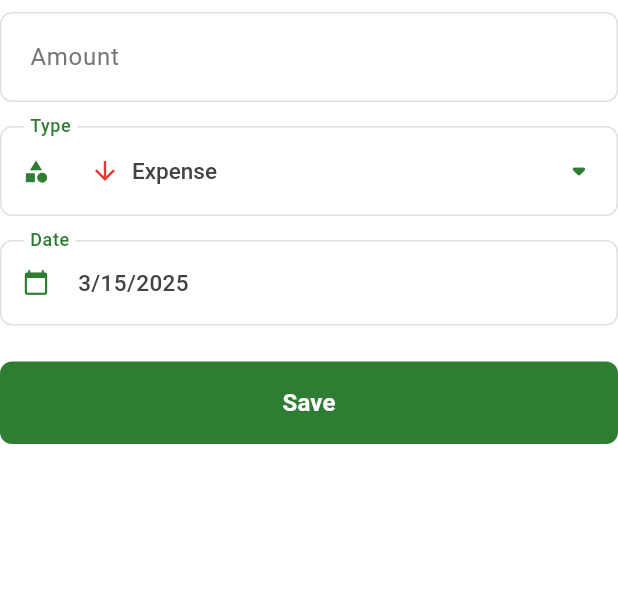
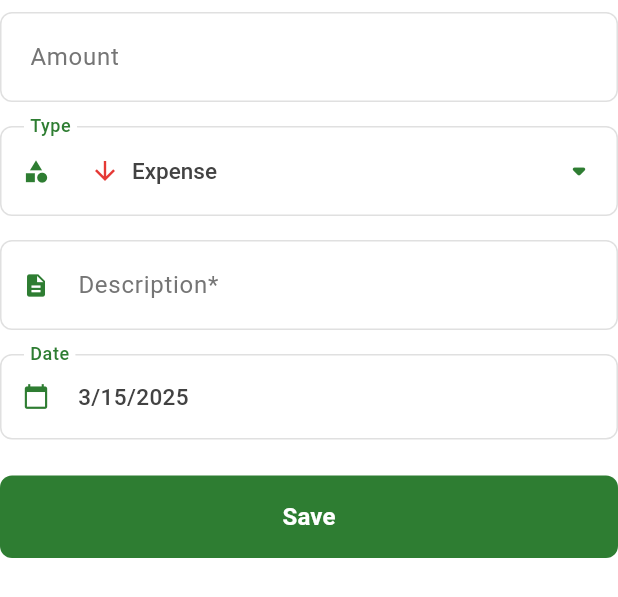
Before and after one commit to tranconguet/monie, a Flutter app: the TransactionForm widget shown alone on an empty page, opened directly, on a phone screen of 412 x 824 dp. Shown: the top 597 px of the screen. Run offline on Flutter 3.47's test engine with Material 2 defaults, Android fonts, the phone set to English and light mode, and no system bars; our stand-ins replace dartz, dio, equatable, flutter_bloc, freezed_annotation, get_it and 4 more; accounts and stored records are empty.

Commit message:
Add description for transaction

```diff
--- a/lib/core/l10n/app_en.arb
+++ b/lib/core/l10n/app_en.arb
@@ -45,5 +45,6 @@
   "invalidAmount": "Invalid amount",
   "invalidDate": "Invalid date",
   "required": "Required",
-  "loadingTransactions": "Loading transactions..."
+  "loadingTransactions": "Loading transactions...",
+  "descriptionHint": "Enter transaction details"
 }
--- a/lib/core/l10n/app_localizations.dart
+++ b/lib/core/l10n/app_localizations.dart
@@ -374,6 +374,12 @@ abstract class AppLocalizations {
   /// In en, this message translates to:
   /// **'Loading transactions...'**
   String get loadingTransactions;
+
+  /// No description provided for @descriptionHint.
+  ///
+  /// In en, this message translates to:
+  /// **'Enter transaction details'**
+  String get descriptionHint;
 }
 
 class _AppLocalizationsDelegate extends LocalizationsDelegate<AppLocalizations> {
--- a/lib/core/l10n/app_localizations_en.dart
+++ b/lib/core/l10n/app_localizations_en.dart
@@ -144,4 +144,7 @@ class AppLocalizationsEn extends AppLocalizations {
 
   @override
   String get loadingTransactions => 'Loading transactions...';
+
+  @override
+  String get descriptionHint => 'Enter transaction details';
 }
--- a/lib/core/l10n/app_localizations_vi.dart
+++ b/lib/core/l10n/app_localizations_vi.dart
@@ -144,4 +144,7 @@ class AppLocalizationsVi extends AppLocalizations {
 
   @override
   String get loadingTransactions => 'Đang tải giao dịch...';
+
+  @override
+  String get descriptionHint => 'Nhập chi tiết giao dịch';
 }
--- a/lib/core/l10n/app_vi.arb
+++ b/lib/core/l10n/app_vi.arb
@@ -45,5 +45,6 @@
   "invalidAmount": "Số tiền không hợp lệ",
   "invalidDate": "Ngày không hợp lệ",
   "required": "Bắt buộc",
-  "loadingTransactions": "Đang tải giao dịch..."
+  "loadingTransactions": "Đang tải giao dịch...",
+  "descriptionHint": "Nhập chi tiết giao dịch"
 }
--- a/lib/features/transaction/data/models/transaction_model.dart
+++ b/lib/features/transaction/data/models/transaction_model.dart
@@ -26,7 +26,7 @@ class TransactionModel extends HiveObject {
   final String? category;
 
   @HiveField(6)
-  final String? note;
+  final String description;
 
   @HiveField(7)
   final DateTime createdAt;
@@ -38,7 +38,7 @@ class TransactionModel extends HiveObject {
     required this.date,
     required this.type,
     this.category,
-    this.note,
+    required this.description,
     required this.createdAt,
   });
 
@@ -49,7 +49,7 @@ class TransactionModel extends HiveObject {
     date: DateTime.parse(json['date'] as String),
     type: TransactionType.values[json['type'] as int],
     category: json['category'] as String?,
-    note: json['note'] as String?,
+    description: json['description'] as String,
     createdAt: DateTime.parse(json['createdAt'] as String),
   );
 
@@ -60,7 +60,7 @@ class TransactionModel extends HiveObject {
     'date': date.toIso8601String(),
     'type': type.index,
     'category': category,
-    'note': note,
+    'description': description,
     'createdAt': createdAt.toIso8601String(),
   };
 
@@ -72,7 +72,7 @@ class TransactionModel extends HiveObject {
       date: transaction.date,
       type: transaction.type,
       category: transaction.category,
-      note: transaction.note,
+      description: transaction.description,
       createdAt: transaction.createdAt,
     );
   }
@@ -85,11 +85,11 @@ class TransactionModel extends HiveObject {
       date: date,
       type: type,
       category: category,
-      note: note,
+      description: description,
       createdAt: createdAt,
     );
   }
 
   @override
-  List<Object?> get props => [id, title, amount, date, type, category, note, createdAt];
+  List<Object?> get props => [id, title, amount, date, type, category, description, createdAt];
 }
--- a/lib/features/transaction/domain/entities/transaction.dart
+++ b/lib/features/transaction/domain/entities/transaction.dart
@@ -8,7 +8,7 @@ class Transaction extends Equatable {
   final DateTime date;
   final TransactionType type;
   final String? category;
-  final String? note;
+  final String description;
   final DateTime createdAt;
 
   const Transaction({
@@ -18,10 +18,10 @@ class Transaction extends Equatable {
     required this.date,
     required this.type,
     this.category,
-    this.note,
+    required this.description,
     required this.createdAt,
   });
 
   @override
-  List<Object?> get props => [id, title, amount, date, type, category, note, createdAt];
+  List<Object?> get props => [id, title, amount, date, type, category, description, createdAt];
 }
--- a/lib/features/transaction/presentation/bloc/form/transaction_form_bloc.dart
+++ b/lib/features/transaction/presentation/bloc/form/transaction_form_bloc.dart
@@ -1,6 +1,5 @@
-import 'package:equatable/equatable.dart';
+import 'package:freezed_annotation/freezed_annotation.dart';
 import 'package:flutter_bloc/flutter_bloc.dart';
-import 'package:freezed_annotation/freezed_annotation.dart';
 import 'package:injectable/injectable.dart';
 import 'package:money_manager/features/transaction/presentation/bloc/transaction_bloc.dart';
 import 'package:uuid/uuid.dart';
@@ -9,8 +8,35 @@ import '../../../domain/entities/transaction_type.dart';
 import '../../../domain/repositories/transaction_repository.dart';
 
 part 'transaction_form_bloc.freezed.dart';
-part 'transaction_form_event.dart';
-part 'transaction_form_state.dart';
+
+// Events
+@freezed
+class TransactionFormEvent with _$TransactionFormEvent {
+  const factory TransactionFormEvent.amountChanged(String amount) = AmountChanged;
+  const factory TransactionFormEvent.typeChanged(TransactionType type) = TypeChanged;
+  const factory TransactionFormEvent.dateChanged(DateTime date) = DateChanged;
+  const factory TransactionFormEvent.noteChanged(String description) = NoteChanged;
+  const factory TransactionFormEvent.submitted() = Submitted;
+}
+
+// State
+@freezed
+class TransactionFormState with _$TransactionFormState {
+  const factory TransactionFormState({
+    required String amount,
+    required TransactionType type,
+    required DateTime date,
+    String? description,
+    String? error,
+  }) = _TransactionFormState;
+
+  factory TransactionFormState.initial() => TransactionFormState(
+        amount: '',
+        description: '',
+        type: TransactionType.expense,
+        date: DateTime.now(),
+      );
+}
 
 @singleton
 class TransactionFormBloc extends Bloc<TransactionFormEvent, TransactionFormState> {
@@ -22,14 +48,17 @@ class TransactionFormBloc extends Bloc<TransactionFormEvent, TransactionFormStat
       : super(TransactionFormState.initial()) {
     on<TransactionFormEvent>((event, emit) async {
       await event.when(
-        amountChanged: (String value) {
-          emit(state.copyWith(amount: value));
+        amountChanged: (amount) {
+          emit(state.copyWith(amount: amount));
         },
-        typeChanged: (TransactionType type) {
+        typeChanged: (type) {
           emit(state.copyWith(type: type));
         },
-        dateChanged: (DateTime date) {
+        dateChanged: (date) {
           emit(state.copyWith(date: date));
+        },
+        noteChanged: (description) {
+          emit(state.copyWith(description: description));
         },
         submitted: () async {
           final double? amount = double.tryParse(state.amount);
@@ -38,13 +67,19 @@ class TransactionFormBloc extends Bloc<TransactionFormEvent, TransactionFormStat
             return;
           }
 
+          if (state.description == null || state.description!.trim().isEmpty) {
+            emit(state.copyWith(error: 'Description is required'));
+            return;
+          }
+
           print('TransactionFormBloc - Submitting transaction');
           final transaction = Transaction(
             id: _uuid.v4(),
             title: state.type == TransactionType.income ? 'Income' : 'Expense',
-            amount: amount!,
+            amount: amount,
             date: state.date,
             type: state.type,
+            description: state.description ?? '',
             createdAt: DateTime.now(),
           );
 
--- a/lib/features/transaction/presentation/bloc/form/transaction_form_event.dart
+++ b/lib/features/transaction/presentation/bloc/form/transaction_form_event.dart
@@ -5,5 +5,6 @@ class TransactionFormEvent with _$TransactionFormEvent {
   const factory TransactionFormEvent.amountChanged(String amount) = _AmountChanged;
   const factory TransactionFormEvent.typeChanged(TransactionType type) = _TypeChanged;
   const factory TransactionFormEvent.dateChanged(DateTime date) = _DateChanged;
+  const factory TransactionFormEvent.noteChanged(String note) = _NoteChanged;
   const factory TransactionFormEvent.submitted() = _Submitted;
 }
--- a/lib/features/transaction/presentation/bloc/form/transaction_form_state.dart
+++ b/lib/features/transaction/presentation/bloc/form/transaction_form_state.dart
@@ -6,6 +6,7 @@ class TransactionFormState with _$TransactionFormState {
     required String amount,
     required TransactionType type,
     required DateTime date,
+    String note,
     String? error,
   }) = _TransactionFormState;
 
--- a/lib/features/transaction/presentation/widgets/grouped_transaction_list.dart
+++ b/lib/features/transaction/presentation/widgets/grouped_transaction_list.dart
@@ -141,6 +141,8 @@ class _GroupedTransactionListState extends State<GroupedTransactionList> {
 
     if (widget.transactions.isEmpty) {
       return Center(
+        child: SingleChildScrollView(
+          padding: const EdgeInsets.symmetric(vertical: 24),
           child: Column(
             mainAxisAlignment: MainAxisAlignment.center,
             children: [
@@ -166,6 +168,7 @@ class _GroupedTransactionListState extends State<GroupedTransactionList> {
                 ),
               ),
             ],
+          ),
         ),
       );
     }
--- a/lib/features/transaction/presentation/widgets/transaction_form.dart
+++ b/lib/features/transaction/presentation/widgets/transaction_form.dart
@@ -8,6 +8,8 @@ import '../bloc/form/transaction_form_bloc.dart';
 
 class TransactionForm extends StatelessWidget {
   final TextEditingController _amountController = TextEditingController(text: '');
+  final TextEditingController _descriptionController = TextEditingController(text: '');
+  final _formKey = GlobalKey<FormState>();
 
   TransactionForm({super.key});
 
@@ -17,18 +19,29 @@ class TransactionForm extends StatelessWidget {
 
     return BlocConsumer<TransactionFormBloc, TransactionFormState>(
       listenWhen: (pre, current) {
-        return pre.amount != current.amount;
+        return pre != current;
       },
       listener: (context, state) {
         _amountController.text = state.amount.toString();
         _amountController.selection = TextSelection.collapsed(
             offset: _amountController.text.length);
+        _descriptionController.text = state.description ?? '';
+        _descriptionController.selection = TextSelection.collapsed(
+            offset: _descriptionController.text.length);
+
+        // Reset form validation state when form is cleared
+        if (state == TransactionFormState.initial()) {
+          _formKey.currentState?.reset();
+        }
       },
       buildWhen: (pre, next) {
-        return true;
+        return pre != next;
       },
       builder: (context, state) {
-        return Column(
+        return Form(
+          key: _formKey,
+          autovalidateMode: AutovalidateMode.disabled,
+          child: Column(
             crossAxisAlignment: CrossAxisAlignment.stretch,
             children: [
               const SizedBox(height: 8),
@@ -184,6 +197,57 @@ class TransactionForm extends StatelessWidget {
                     .add(TransactionFormEvent.typeChanged(value!)),
               ),
               const SizedBox(height: 16),
+              TextFormField(
+                controller: _descriptionController,
+                decoration: InputDecoration(
+                  labelText: '${l10n.description}*',
+                  hintText: l10n.descriptionHint,
+                  floatingLabelBehavior: FloatingLabelBehavior.auto,
+                  isDense: true,
+                  labelStyle: const TextStyle(
+                    color: Color(0xFF757575),
+                    fontSize: 16,
+                  ),
+                  floatingLabelStyle: const TextStyle(
+                    color: Color(0xFF2E7D32),
+                    fontSize: 16,
+                    fontWeight: FontWeight.w500,
+                  ),
+                  contentPadding: const EdgeInsets.only(
+                    left: 16,
+                    right: 16,
+                    top: 20,
+                    bottom: 16,
+                  ),
+                  border: OutlineInputBorder(
+                    borderRadius: BorderRadius.circular(8),
+                    borderSide: const BorderSide(color: Color(0xFFBDBDBD)),
+                  ),
+                  enabledBorder: OutlineInputBorder(
+                    borderRadius: BorderRadius.circular(8),
+                    borderSide: const BorderSide(color: Color(0xFFE0E0E0)),
+                  ),
+                  focusedBorder: OutlineInputBorder(
+                    borderRadius: BorderRadius.circular(8),
+                    borderSide: const BorderSide(
+                      color: Color(0xFF2E7D32),
+                      width: 2,
+                    ),
+                  ),
+                  filled: true,
+                  fillColor: Colors.white,
+                  prefixIcon: const Icon(
+                    Icons.description,
+                    color: Color(0xFF2E7D32),
+                  ),
+                ),
+                maxLines: 1,
+                onChanged: (value) {
+                  context.read<TransactionFormBloc>()
+                      .add(TransactionFormEvent.noteChanged(value));
+                },
+              ),
+              const SizedBox(height: 16),
               InkWell(
                 onTap: () async {
                   final date = await showDatePicker(
@@ -293,6 +357,7 @@ class TransactionForm extends StatelessWidget {
                 const SizedBox(height: 16),
               ElevatedButton(
                 onPressed: () {
+                  if (_formKey.currentState?.validate() ?? false) {
                     context.read<TransactionFormBloc>()
                         .add(const TransactionFormEvent.submitted());
                     ScaffoldMessenger.of(context).showSnackBar(
@@ -302,6 +367,7 @@ class TransactionForm extends StatelessWidget {
                         behavior: SnackBarBehavior.floating,
                       ),
                     );
+                  }
                 },
                 style: ElevatedButton.styleFrom(
                   backgroundColor: const Color(0xFF2E7D32),
@@ -320,6 +386,7 @@ class TransactionForm extends StatelessWidget {
                 ),
               ),
             ],
+          )
         );
       },
     );
--- a/lib/features/transaction/presentation/widgets/transaction_list_item.dart
+++ b/lib/features/transaction/presentation/widgets/transaction_list_item.dart
@@ -191,7 +191,7 @@ class TransactionListItem extends StatelessWidget {
                   crossAxisAlignment: CrossAxisAlignment.start,
                   children: [
                     Text(
-                      transaction.title,
+                      transaction.description,
                       style: const TextStyle(
                         fontSize: 16,
                         fontWeight: FontWeight.w600,
```
Also changed, not shown: lib/features/transaction/data/models/transaction_model.g.dart, lib/features/transaction/presentation/bloc/form/transaction_form_bloc.freezed.dart. Lines whose indentation alone changed are shown as unchanged.
